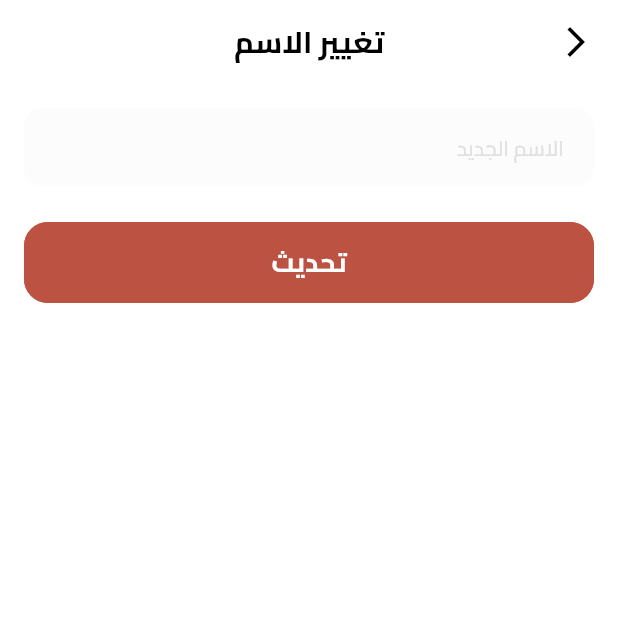
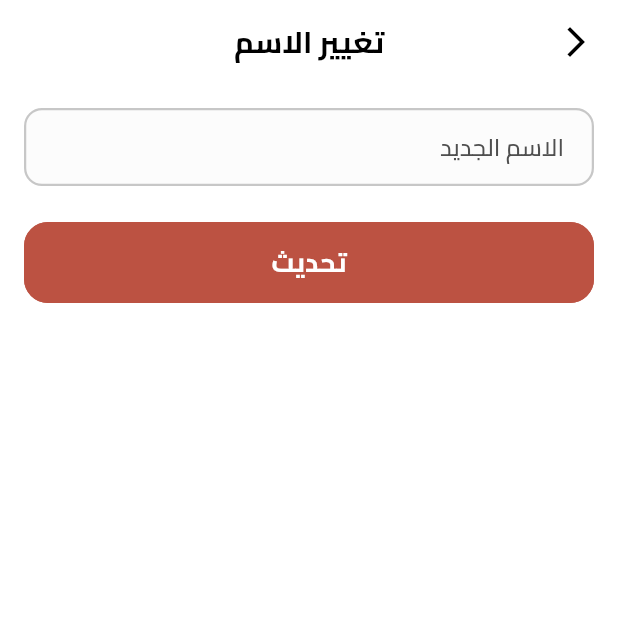
Before and after one commit to AbdulrhmanM0hamed/Reef-Coffe, a Flutter app: the HomeView screen opened by its route, item 4 of the bottom bar chosen, after a tap on "تغيير الاسم", on a phone screen of 412 x 824 dp, the top half of it. Run offline on Flutter 3.47's test engine with Material 3 defaults, Android fonts, the phone set to English and light mode, and no system bars; our stand-ins replace bloc, bottom_navy_bar, cached_network_image, carousel_slider, dartz, equatable and 15 more; accounts and stored records are empty; project files that could hold a hidden picture were left out.

```diff
--- a/lib/feature/home/presentation/view/widgets/home_view_body.dart
+++ b/lib/feature/home/presentation/view/widgets/home_view_body.dart
@@ -81,7 +81,7 @@ class _HomeViewBodyState extends State<HomeViewBody> {
                 child: HomeTopSlider(),
               ),
               const SizedBox(height: 4),
-              CustomAnimations.slideFromRight(
+              CustomAnimations.fadeIn(
                 duration: const Duration(milliseconds: 1100),
                 child: OutLineOfProducts(
                   title: "عروض حصرية",
@@ -89,9 +89,7 @@ class _HomeViewBodyState extends State<HomeViewBody> {
                     Navigator.push(
                       context,
                       MaterialPageRoute(
-                        builder: (context) => CustomAnimations.fadeIn(
-                            duration: const Duration(milliseconds: 250),
-                            child: const ExclusiveOffersPage()),
+                        builder: (context) =>  const ExclusiveOffersPage(),
                       ),
                     );
                   },
@@ -100,10 +98,10 @@ class _HomeViewBodyState extends State<HomeViewBody> {
               const SizedBox(height: 16),
               CustomAnimations.slideFromRight(
                 duration: const Duration(milliseconds: 1200),
-                child: ExclusiveOfferSection(),
+                child:const ExclusiveOfferSection(),
               ),
               const SizedBox(height: 16),
-              CustomAnimations.slideFromLeft(
+              CustomAnimations.fadeIn(
                 duration: const Duration(milliseconds: 1300),
                 child: OutLineOfProducts(
                   title: "المكملات الغذائية",
@@ -111,10 +109,8 @@ class _HomeViewBodyState extends State<HomeViewBody> {
                     Navigator.push(
                       context,
                       MaterialPageRoute(
-                        builder: (context) => CustomAnimations.fadeIn(
-                          duration: const Duration(milliseconds: 250),
-                          child: const SupplementsPage(),
-                        ),
+                        builder: (context) =>  const SupplementsPage(),
+
                       ),
                     );
                   },
@@ -126,7 +122,7 @@ class _HomeViewBodyState extends State<HomeViewBody> {
                 child: const SupplementsSection(),
               ),
               const SizedBox(height: 16),
-              CustomAnimations.slideFromLeft(
+              CustomAnimations.fadeIn(
                 duration: const Duration(milliseconds: 1500),
                 child: OutLineOfProducts(
                   title: "الأكثر طلباً",
@@ -134,10 +130,8 @@ class _HomeViewBodyState extends State<HomeViewBody> {
                     Navigator.push(
                       context,
                       MaterialPageRoute(
-                        builder: (context) => CustomAnimations.fadeIn(
-                          duration: const Duration(milliseconds: 250),
-                          child: const BestSellingPage(),
-                        ),
+                        builder: (context) =>  const BestSellingPage(),
+
                       ),
                     );
                   },
@@ -146,7 +140,7 @@ class _HomeViewBodyState extends State<HomeViewBody> {
               const SizedBox(height: 16),
               CustomAnimations.slideFromRight(
                 duration: const Duration(milliseconds: 1600),
-                child: BestSellingProductsListView(),
+                child: const BestSellingProductsListView(),
               ),
               const SizedBox(height: 20),
             ],
--- a/lib/feature/profile/presentation/view/widgets/custom_text_filed.dart
+++ b/lib/feature/profile/presentation/view/widgets/custom_text_filed.dart
@@ -45,7 +45,7 @@ class _CustomTextFieldState extends State<CustomTextField> {
       enabled: widget.enabled,
       maxLines: widget.maxLines,
       onChanged: widget.onChanged,
-      style: getRegularStyle(
+      style: getMediumStyle(
         fontFamily: FontConstant.cairo,
         fontSize: FontSize.size16,
         color: Theme.of(context).brightness == Brightness.dark
@@ -54,10 +54,10 @@ class _CustomTextFieldState extends State<CustomTextField> {
       ),
       decoration: InputDecoration(
         hintText: widget.hintText,
-        hintStyle: getRegularStyle(
+        hintStyle: getMediumStyle(
           fontFamily: FontConstant.cairo,
-          fontSize: FontSize.size14,
-          color: TColors.grey,
+          fontSize: FontSize.size16,
+          color: TColors.darkerGrey,
         ),
         prefixIcon: widget.prefixIcon,
         suffixIcon: widget.obscureText
@@ -77,7 +77,7 @@ class _CustomTextFieldState extends State<CustomTextField> {
             const EdgeInsets.symmetric(horizontal: 16, vertical: 14),
         filled: true,
         fillColor: Theme.of(context).brightness == Brightness.dark
-            ? TColors.darkGrey.withOpacity(0.5)
+            ? TColors.dark.withOpacity(0.5)
             : TColors.lightGrey.withOpacity(0.5),
         border: OutlineInputBorder(
           borderRadius: BorderRadius.circular(12),
@@ -85,25 +85,28 @@ class _CustomTextFieldState extends State<CustomTextField> {
         ),
         enabledBorder: OutlineInputBorder(
           borderRadius: BorderRadius.circular(12),
-          borderSide: BorderSide.none,
+          borderSide: BorderSide(
+            color: TColors.darkGrey.withOpacity(0.5),
+            width: 1.5,
+          ),
         ),
         focusedBorder: OutlineInputBorder(
           borderRadius: BorderRadius.circular(12),
-          borderSide: BorderSide(
+          borderSide:  const BorderSide(
             color: TColors.primary,
             width: 1.5,
           ),
         ),
         errorBorder: OutlineInputBorder(
           borderRadius: BorderRadius.circular(12),
-          borderSide: BorderSide(
+          borderSide: const BorderSide(
             color: TColors.error,
             width: 1.5,
           ),
         ),
         focusedErrorBorder: OutlineInputBorder(
           borderRadius: BorderRadius.circular(12),
-          borderSide: BorderSide(
+          borderSide:const BorderSide(
             color: TColors.error,
             width: 1.5,
           ),
--- a/lib/feature/profile/presentation/view/widgets/profile_header.dart
+++ b/lib/feature/profile/presentation/view/widgets/profile_header.dart
@@ -1,19 +1,20 @@
 import 'package:flutter/material.dart';
 
 class ProfileHeader extends StatelessWidget {
-  const ProfileHeader({super.key, required this.userName, required this.userEmail});
+  const ProfileHeader(
+      {super.key, required this.userName, required this.userEmail});
   final String userEmail;
   final String userName; // = 'John Doe';
 
   @override
   Widget build(BuildContext context) {
     final size = MediaQuery.of(context).size;
-    return  Column(
+    return Column(
       mainAxisAlignment: MainAxisAlignment.center,
       children: [
         CircleAvatar(
           radius: size.width * 0.10,
-            child:  Image.asset(
+          child: Image.asset(
             'assets/images/profile_image.png',
             fit: BoxFit.contain,
           ),
@@ -22,8 +23,7 @@ class ProfileHeader extends StatelessWidget {
         Text(
           userName,
           style: TextStyle(
-
-              fontSize: size.width * 0.05,
+            fontSize: size.width * 0.04,
             fontWeight: FontWeight.bold,
           ),
         ),
@@ -31,12 +31,10 @@ class ProfileHeader extends StatelessWidget {
         Text(
           userEmail,
           style: TextStyle(
-
-              fontSize: size.width * 0.035,
+            fontSize: size.width * 0.032,
           ),
         ),
       ],
-
     );
   }
 }
```
Also changed, not shown: assets/images/calories.svg (deleted), assets/images/delivery-truck_icon.svg (deleted), assets/images/filter.svg (deleted), assets/images/food-turkey_icon.svg (deleted), assets/images/organic.svg (deleted), assets/images/organic_icon.svg (deleted), assets/images/safe-lock_icon.svg (deleted), assets/images/solar_money_icon.svg (deleted), assets/images/star.svg (deleted). Lines whose indentation alone changed are shown as unchanged.
